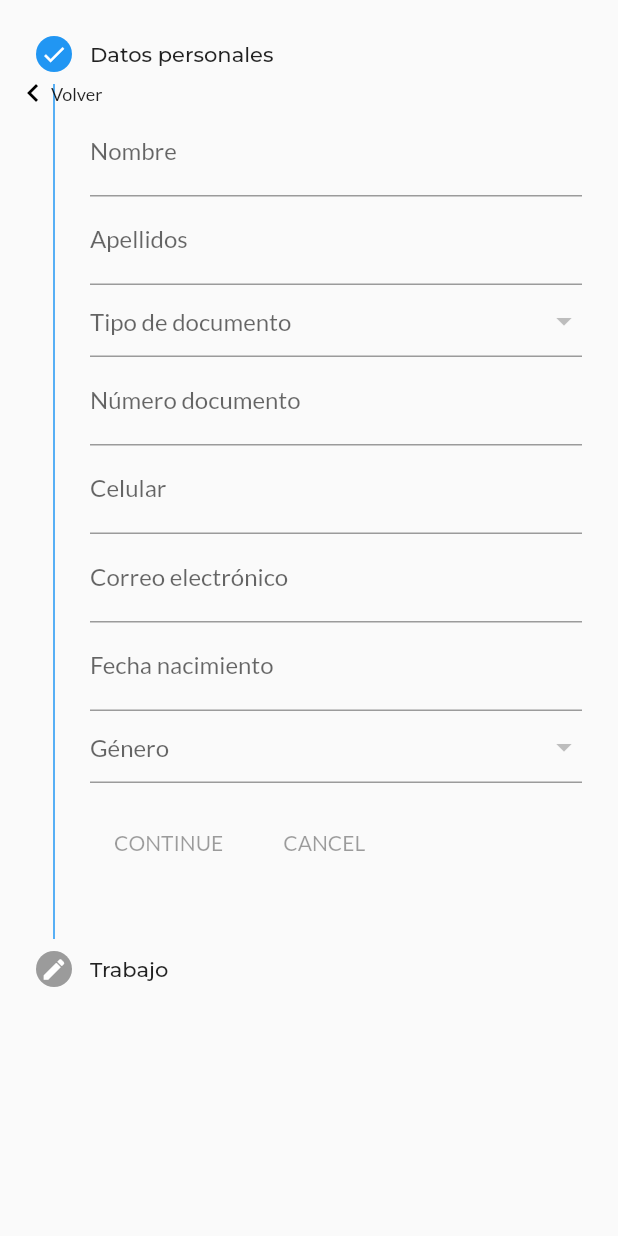
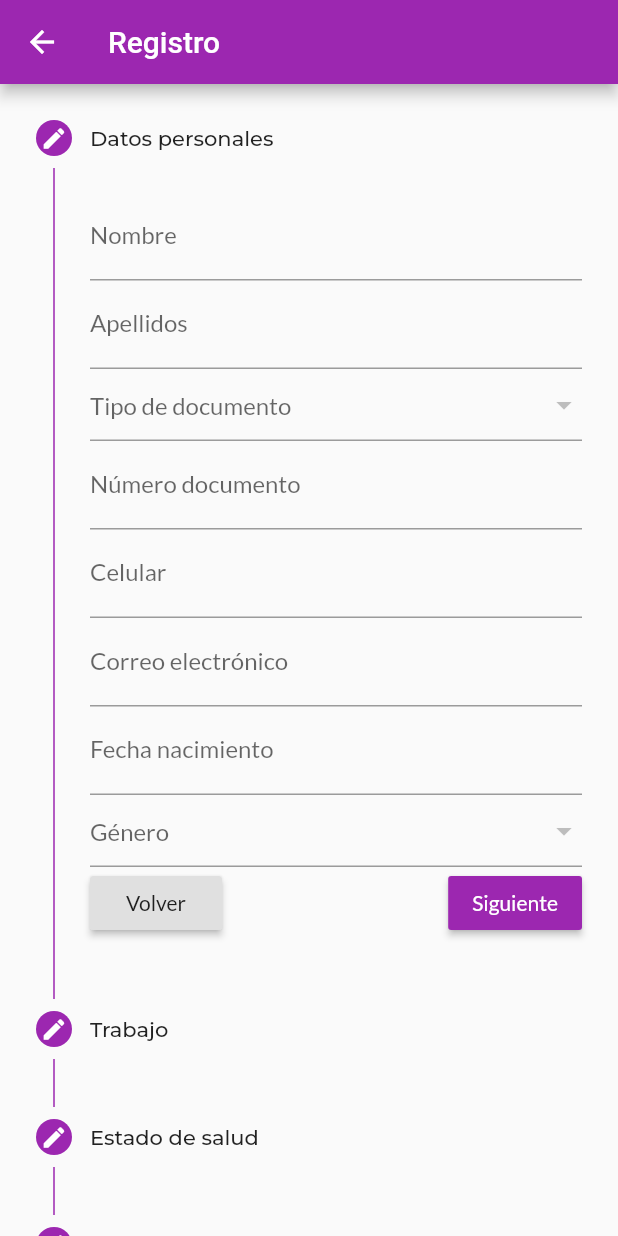
Before and after one commit to walgom4/globhack, a Flutter app: the screen it shows after launch, after a tap on "¿ No tienes una cuenta ?", on a phone screen of 412 x 824 dp. Run offline on Flutter 3.47's test engine with Material 2 defaults, Android fonts, the phone set to English and light mode, and no system bars; our stand-ins replace after_layout, google_fonts, shared_preferences.

Commit message:
Registry form added Registry health questions added General constants for interface management added

```diff
--- a/frontendmobile/sstsoft/lib/cons/data_cons.dart
+++ b/frontendmobile/sstsoft/lib/cons/data_cons.dart
@@ -1,4 +1,37 @@
 class DataCons {
-   static final List<String> documentTypeList = ["Cédula de ciudadanía", "Cédula de extranjería", "Pasaporte"];
-   static final List<String> genreList = ["Masculino", "Femenino", "Otro"];
+  static final List<String> documentTypeList = [
+    "Cédula de ciudadanía",
+    "Cédula de extranjería",
+    "Pasaporte"
+  ];
+  static final List<String> genreList = ["Masculino", "Femenino", "Otro"];
+  static final List<String> transportTypeList = [
+    "Transporte público",
+    "Carro particular",
+    "Taxi",
+    "Bicicleta",
+    "A pie",
+  ];
+
+  ///All health status questions
+  static final Map<String, String> healthStatusQuestions = {
+    "symptomQuestion":
+        "¿En los últimos tres días has presentado alguno de estos síntomas?",
+    "previousHealthConditionQuestion":
+        "¿Tienes alguna enfermedad o condición de salud previa (enfermedad pulmonar -Epoc-, enfermedad cardíaca, hipertensión arterial, enfermedad renal, diabetes, enfermedades inmunosupresoras, cáncer, trasplante previo, lupus, entre otras) o estado de embarazo que represente un riesgo para contagio por Covid-19?",
+    "recentlyContactQuestion":
+        "¿Has tenido contacto estrecho (a menos de 2m de distancia y durante un tiempo mayor a 15 minutos) en los últimos 14 días con una persona “Caso” confirmado o sospechoso de Covid-19?",
+    "elderPeopleEpocConditionQuestion":
+        "¿Convives con personas mayores de 60 años y/o que presenten alguna alteración (enfermedad pulmonar -Epoc-, enfermedad cardíaca, hipertensión arterial, enfermedad renal, diabetes, enfermedades inmunosupresoras, cáncer, trasplante previo, lupus, entre otras) en su salud?",
+    "healthServicesWorkingQuestion":
+        "¿Convives con personas que estén trabajando de manera presencial en los servicios o atención de salud?",
+    "emergencyContactQuestion":
+        "¿Convives con personas que estén trabajando de manera presencial en los servicios o atención de salud?",
+    "livingPlaceQuestion": "¿Donde vives?",
+    "workTransportQuestion": "¿Cómo te desplazas al lugar de trabajo?",
+  };
+
+  static final String disclaimer = "La identificación temprana de personas sintomáticos es fundamental para facilitar el seguimiento de casos. Con el diligenciamiento y firma del presente formulario, autorizo de manera expresa e informada a EMPRESA 01, para que recolecte, almacene, use, disponga o eventualmente llegue a transmitir o transferir a nivel nacional o internacional información personal referida a mis datos de identificación, contacto y de salud.\n Tengo conocimiento que los datos serán empleados para la detección temprana de personas sintomáticas mediante control diario de los síntomas asociados con Covid-19. Esta forma parte de las estrategias de prevención, protección y mitigación para todo el personal de la empresa, y en el evento en que se requiera, podrán ser compartidos con las autoridades sanitarias gubernamentales o distritales.";
 }
+
+enum yesNo { yes, no }
--- a/frontendmobile/sstsoft/lib/cons/general_cons.dart
+++ b/frontendmobile/sstsoft/lib/cons/general_cons.dart
@@ -9,5 +9,7 @@ class GeneralCons{
   static final degradeColor = [baseColor,secondaryColor];
   ///Initial date for all datepickers
   static final DateTime generalInitialDate = DateTime(1900);
+  ///General text style
+  static final TextStyle generalTextStyle = TextStyle(fontSize: 15);
 
 }
--- a/frontendmobile/sstsoft/lib/controller/login_widget.dart
+++ b/frontendmobile/sstsoft/lib/controller/login_widget.dart
@@ -117,9 +117,8 @@ class _LoginWidgetState extends State<LoginWidget> {
 
   Widget _createAccountLabel() {
     return InkWell(
-      onTap: () {
-        Navigator.push(
-            context, MaterialPageRoute(builder: (context) => RegisterWidget()));
+      onTap: () async {
+        await goToRegister();
       },
       child: Container(
         margin: EdgeInsets.symmetric(vertical: 20),
@@ -208,7 +207,7 @@ class _LoginWidgetState extends State<LoginWidget> {
                         SizedBox(height: 20),
                         _submitButton(),
                         GestureDetector(
-                          onTap: () async{
+                          onTap: () async {
                             await goToForgotPassword();
                           },
                           child: Container(
@@ -239,7 +238,13 @@ class _LoginWidgetState extends State<LoginWidget> {
     }
   }
 
+  goToRegister() async {
+    Navigator.push(
+        context, MaterialPageRoute(builder: (context) => RegisterWidget()));
+  }
+
   goToForgotPassword() async {
-    Navigator.push(context, MaterialPageRoute(builder: (context) => ForgotPasswordWidget()));
+    Navigator.push(context,
+        MaterialPageRoute(builder: (context) => ForgotPasswordWidget()));
   }
 }
--- a/frontendmobile/sstsoft/lib/controller/register_widget.dart
+++ b/frontendmobile/sstsoft/lib/controller/register_widget.dart
@@ -17,39 +17,64 @@ class _RegisterWidgetState extends State<RegisterWidget> {
   ///Change birthdate behaviour
   final _dateController = TextEditingController();
 
+  ///Current step index
+  int currentStep = 0;
+
+  ///If stepper form is completed
+  bool complete = false;
+
+  ///Stepper form list
+  List<Step> stepList = List();
+
   @override
   Widget build(BuildContext context) {
-    final List<Step> stepList = buildStepList();
+    this.stepList = buildStepList();
     final height = MediaQuery.of(context).size.height;
     return Scaffold(
       key: _scaffoldKey,
+      appBar: AppBar(
+        leading: IconButton(
+          icon: Icon(
+            Icons.arrow_back,
+          ),
+          onPressed: () => Navigator.of(context).pop(),
+        ),
+        title: Text("Registro"),
+      ),
       body: Container(
         height: height,
         child: Stack(
           children: <Widget>[
-            Stepper(steps: stepList),
-            Positioned(top: 40, left: 0, child: _backButton()),
-          ],
-        ),
-      ),
-    );
-  }
-
-  Widget _backButton() {
-    return InkWell(
-      onTap: () {
-        Navigator.pop(context);
-      },
-      child: Container(
-        padding: EdgeInsets.symmetric(horizontal: 10),
-        child: Row(
-          children: <Widget>[
-            Container(
-              padding: EdgeInsets.only(left: 0, top: 10, bottom: 10),
-              child: Icon(Icons.keyboard_arrow_left, color: Colors.black),
+            Stepper(
+              steps: this.stepList,
+              currentStep: this.currentStep,
+              onStepContinue: next,
+              onStepTapped: (step) {
+                goTo(step);
+              },
+              onStepCancel: cancel,
+              controlsBuilder: (context, {onStepCancel, onStepContinue}) {
+                return Row(
+                  mainAxisSize: MainAxisSize.max,
+                  mainAxisAlignment: MainAxisAlignment.spaceBetween,
+                  children: <Widget>[
+                    RaisedButton(
+                      onPressed: onStepCancel,
+                      child: const Text('Volver'),
+                    ),
+                    RaisedButton(
+                      onPressed: onStepContinue,
+                      child: const Text(
+                        'Siguiente',
+                        style: TextStyle(color: Colors.white),
+                      ),
+                      color: Colors.purple,
+                    ),
+                  ],
+                );
+              },
             ),
-            Text('Volver',
-                style: TextStyle(fontSize: 12, fontWeight: FontWeight.w500))
+            // Positioned(top: 40, left: 0, child: _backButton()),
           ],
         ),
       ),
@@ -62,7 +87,7 @@ class _RegisterWidgetState extends State<RegisterWidget> {
       Step(
         title: const Text("Datos personales"),
         isActive: true,
-        state: StepState.complete,
+        state: StepState.editing,
         content: Column(
           children: <Widget>[
             TextFormField(
@@ -100,8 +125,8 @@ class _RegisterWidgetState extends State<RegisterWidget> {
                     firstDate: GeneralCons.generalInitialDate,
                     lastDate: DateTime.now());
                 if (date == null)
-                  _scaffoldKey.currentState
-                      .showSnackBar(SnackBar(content: Text('No has seleccionado fecha')));
+                  _scaffoldKey.currentState.showSnackBar(
+                      SnackBar(content: Text('No has seleccionado fecha')));
                 else
                   _dateController.text = date.toString();
               },
@@ -123,7 +148,7 @@ class _RegisterWidgetState extends State<RegisterWidget> {
       ),
       Step(
           title: const Text("Trabajo"),
-          isActive: false,
+          isActive: true,
           state: StepState.editing,
           content: Column(
             children: <Widget>[
@@ -137,7 +162,405 @@ class _RegisterWidgetState extends State<RegisterWidget> {
                 decoration: InputDecoration(labelText: 'Jefe inmediato'),
               ),
             ],
-          ))
+          )),
+      Step(
+        title: const Text("Estado de salud"),
+        isActive: true,
+        state: StepState.editing,
+        content: Column(
+          crossAxisAlignment: CrossAxisAlignment.start,
+          children: <Widget>[
+            Text(
+              DataCons.healthStatusQuestions["symptomQuestion"],
+              style: GeneralCons.generalTextStyle,
+            ),
+            SizedBox(
+              height: 25,
+            ),
+            Row(
+              mainAxisAlignment: MainAxisAlignment.start,
+              children: <Widget>[
+                Text(
+                  "Fiebre:",
+                  style: GeneralCons.generalTextStyle,
+                ),
+                Spacer(),
+                Text("Si"),
+                Radio(
+                  value: yesNo.yes,
+                  groupValue: yesNo,
+                  onChanged: (value) {},
+                ),
+                Text("No"),
+                Radio(
+                  value: yesNo.no,
+                  groupValue: yesNo,
+                  onChanged: (value) {},
+                ),
+              ],
+            ),
+            Row(
+              mainAxisAlignment: MainAxisAlignment.start,
+              children: <Widget>[
+                Text(
+                  "Tos",
+                  style: GeneralCons.generalTextStyle,
+                ),
+                Spacer(),
+                Text("Si"),
+                Radio(
+                  value: yesNo.yes,
+                  groupValue: yesNo,
+                  onChanged: (value) {},
+                ),
+                Text("No"),
+                Radio(
+                  value: yesNo.no,
+                  groupValue: yesNo,
+                  onChanged: (value) {},
+                ),
+              ],
+            ),
+            Row(
+              mainAxisAlignment: MainAxisAlignment.start,
+              children: <Widget>[
+                Text(
+                  "Dolor de garganta",
+                  style: GeneralCons.generalTextStyle,
+                ),
+                Spacer(),
+                Text("Si"),
+                Radio(
+                  value: yesNo.yes,
+                  groupValue: yesNo,
+                  onChanged: (value) {},
+                ),
+                Text("No"),
+                Radio(
+                  value: yesNo.no,
+                  groupValue: yesNo,
+                  onChanged: (value) {},
+                ),
+              ],
+            ),
+            Row(
+              mainAxisAlignment: MainAxisAlignment.start,
+              children: <Widget>[
+                Text(
+                  "Congestión nasal",
+                  style: GeneralCons.generalTextStyle,
+                ),
+                Spacer(),
+                Text("Si"),
+                Radio(
+                  value: yesNo.yes,
+                  groupValue: yesNo,
+                  onChanged: (value) {},
+                ),
+                Text("No"),
+                Radio(
+                  value: yesNo.no,
+                  groupValue: yesNo,
+                  onChanged: (value) {},
+                ),
+              ],
+            ),
+            Row(
+              mainAxisAlignment: MainAxisAlignment.start,
+              children: <Widget>[
+                Text(
+                  "Fatiga",
+                  style: GeneralCons.generalTextStyle,
+                ),
+                Spacer(),
+                Text("Si"),
+                Radio(
+                  value: yesNo.yes,
+                  groupValue: yesNo,
+                  onChanged: (value) {},
+                ),
+                Text("No"),
+                Radio(
+                  value: yesNo.no,
+                  groupValue: yesNo,
+                  onChanged: (value) {},
+                ),
+              ],
+            ),
+            Row(
+              mainAxisAlignment: MainAxisAlignment.start,
+              children: <Widget>[
+                Text(
+                  "Dificultad para respirar",
+                  style: GeneralCons.generalTextStyle,
+                ),
+                Spacer(),
+                Text("Si"),
+                Radio(
+                  value: yesNo.yes,
+                  groupValue: yesNo,
+                  onChanged: (value) {},
+                ),
+                Text("No"),
+                Radio(
+                  value: yesNo.no,
+                  groupValue: yesNo,
+                  onChanged: (value) {},
+                ),
+              ],
+            ),
+            Row(
+              mainAxisAlignment: MainAxisAlignment.start,
+              children: <Widget>[
+                Text(
+                  "Dolor muscular",
+                  style: GeneralCons.generalTextStyle,
+                ),
+                Spacer(),
+                Text("Si"),
+                Radio(
+                  value: yesNo.yes,
+                  groupValue: yesNo,
+                  onChanged: (value) {},
+                ),
+                Text("No"),
+                Radio(
+                  value: yesNo.no,
+                  groupValue: yesNo,
+                  onChanged: (value) {},
+                ),
+              ],
+            ),
+            SizedBox(
+              height: 25,
+            ),
+            Text(
+              DataCons.healthStatusQuestions["previousHealthConditionQuestion"],
+              style: GeneralCons.generalTextStyle,
+            ),
+            Row(
+              mainAxisAlignment: MainAxisAlignment.center,
+              children: <Widget>[
+                Spacer(),
+                Text("Si"),
+                Radio(
+                  value: yesNo.yes,
+                  groupValue: yesNo,
+                  onChanged: (value) {},
+                ),
+                Text("No"),
+                Radio(
+                  value: yesNo.no,
+                  groupValue: yesNo,
+                  onChanged: (value) {},
+                ),
+              ],
+            ),
+            Text(
+              "Adjunte soporte médico",
+              style: GeneralCons.generalTextStyle,
+            ),
+            //TODO realizar componente de imagen
+          ],
+        ),
+      ),
+      Step(
+        title: const Text("Familia"),
+        isActive: true,
+        state: StepState.editing,
+        content: Column(
+          crossAxisAlignment: CrossAxisAlignment.start,
+          children: <Widget>[
+            Text(
+              DataCons.healthStatusQuestions["recentlyContactQuestion"],
+              style: GeneralCons.generalTextStyle,
+            ),
+            Row(
+              mainAxisAlignment: MainAxisAlignment.start,
+              children: <Widget>[
+                Text("Si"),
+                Radio(
+                  value: yesNo.yes,
+                  groupValue: yesNo,
+                  onChanged: (value) {},
+                ),
+                Text("No"),
+                Radio(
+                  value: yesNo.no,
+                  groupValue: yesNo,
+                  onChanged: (value) {},
+                ),
+              ],
+            ),
+            TextFormField(
+              decoration: InputDecoration(labelText: 'Parentesco'),
+            ),
+            SizedBox(
+              height: 25,
+            ),
+            Text(
+              DataCons
+                  .healthStatusQuestions["elderPeopleEpocConditionQuestion"],
+              style: GeneralCons.generalTextStyle,
+            ),
+            Row(
+              mainAxisAlignment: MainAxisAlignment.start,
+              children: <Widget>[
+                Text("Si"),
+                Radio(
+                  value: yesNo.yes,
+                  groupValue: yesNo,
+                  onChanged: (value) {},
+                ),
+                Text("No"),
+                Radio(
+                  value: yesNo.no,
+                  groupValue: yesNo,
+                  onChanged: (value) {},
+                ),
+              ],
+            ),
+            TextFormField(
+              decoration: InputDecoration(labelText: 'Parentesco'),
+            ),
+            SizedBox(
+              height: 25,
+            ),
+            Text(
+              DataCons.healthStatusQuestions["healthServicesWorkingQuestion"],
+              style: GeneralCons.generalTextStyle,
+            ),
+            Row(
+              mainAxisAlignment: MainAxisAlignment.start,
+              children: <Widget>[
+                Text("Si"),
+                Radio(
+                  value: yesNo.yes,
+                  groupValue: yesNo,
+                  onChanged: (value) {},
+                ),
+                Text("No"),
+                Radio(
+                  value: yesNo.no,
+                  groupValue: yesNo,
+                  onChanged: (value) {},
+                ),
+              ],
+            ),
+            TextFormField(
+              decoration: InputDecoration(labelText: 'Parentesco'),
+            ),
+            SizedBox(
+              height: 25,
+            ),
+          ],
+        ),
+      ),
+      Step(
+        title: const Text("Contacto y dirección"),
+        isActive: true,
+        state: StepState.editing,
+        content: Column(
+          crossAxisAlignment: CrossAxisAlignment.start,
+          children: <Widget>[
+            Text(
+              "Ingrese un contacto para emergencias",
+              style: GeneralCons.generalTextStyle,
+            ),
+            TextFormField(
+              decoration: InputDecoration(labelText: 'Nombre completo'),
+            ),
+            TextFormField(
+              decoration: InputDecoration(labelText: 'Parentesco'),
+            ),
+            TextFormField(
+              decoration: InputDecoration(labelText: 'Telefono'),
+            ),
+            SizedBox(
+              height: 25,
+            ),
+            Text(
+              "¿Donde vives?",
+              style: GeneralCons.generalTextStyle,
+            ),
+            TextFormField(
+              decoration: InputDecoration(labelText: 'Dirección'),
+            ),
+            TextFormField(
+              decoration: InputDecoration(labelText: 'Localidad'),
+            ),
+            TextFormField(
+              decoration: InputDecoration(labelText: 'Barrio'),
+            ),
+            SizedBox(
+              height: 25,
+            ),
+            Text(
+              "¿Como te desplazas al lugar de trabajo?",
+              style: GeneralCons.generalTextStyle,
+            ),
+            DropdownButtonFormField<String>(
+                hint: Text("Medio de transporte"),
+                items: DataCons.transportTypeList.map<DropdownMenuItem<String>>(
+                  (String eachDocument) {
+                    return DropdownMenuItem<String>(
+                      value: eachDocument,
+                      child: Text(eachDocument),
+                    );
+                  },
+                ).toList(),
+                onChanged: null),
+            SizedBox(
+              height: 25,
+            ),
+          ],
+        ),
+      ),
+      Step(
+        title: const Text("Aviso legal"),
+        isActive: true,
+        state: StepState.editing,
+        content: Column(
+          crossAxisAlignment: CrossAxisAlignment.start,
+          children: <Widget>[
+            Text(
+              DataCons.disclaimer, //TODO Relacionar la empresa que corresponde
+              textAlign: TextAlign.justify,
+            ),
+            SizedBox(
+              height: 25,
+            ),
+            Row(
+              children: <Widget>[
+                Checkbox(
+                  value: false,
+                  onChanged: (value) {},
+                ),
+                Text(
+                  "Acepto los términos y condiciones",
+                  style: GeneralCons.generalTextStyle,
+                )
+              ],
+            ),
+          ],
+        ),
+      ),
     ];
   }
+
+  next() {
+    currentStep + 1 != this.stepList.length
+        ? goTo(currentStep + 1)
+        : setState(() => complete = true);
+  }
+
+  cancel() {
+    if (currentStep > 0) {
+      goTo(currentStep - 1);
+    }
+  }
+
+  goTo(int step) {
+    setState(() => currentStep = step);
+  }
 }
--- a/frontendmobile/sstsoft/lib/main.dart
+++ b/frontendmobile/sstsoft/lib/main.dart
@@ -15,7 +15,7 @@ class MyApp extends StatelessWidget {
     return MaterialApp(
       title: 'SSTSoft start page',
       theme: ThemeData(
-         primarySwatch: Colors.blue,
+         primarySwatch: Colors.purple,
          textTheme:GoogleFonts.latoTextTheme(textTheme).copyWith(
            bodyText1: GoogleFonts.montserrat(textStyle: textTheme.bodyText1),
          ),
```
